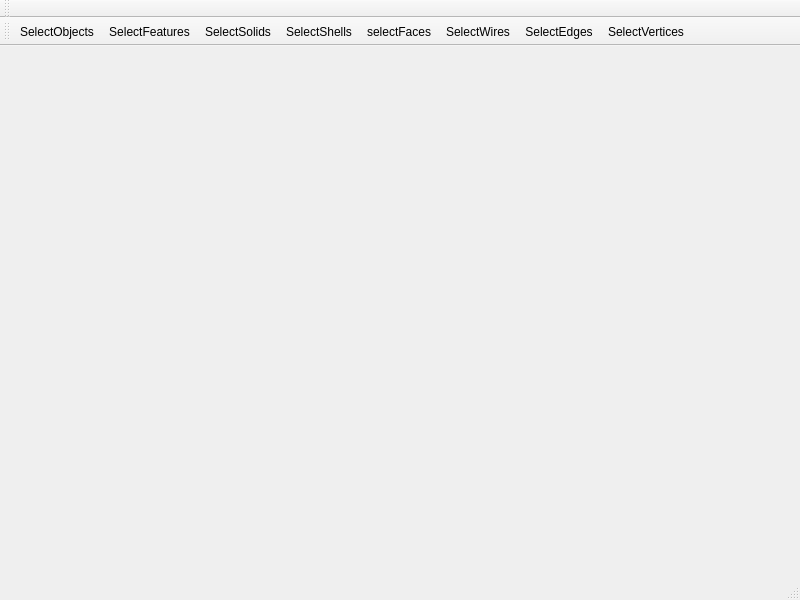
Qt form mainwindow.ui (blobfish/cadseer) before a commit.
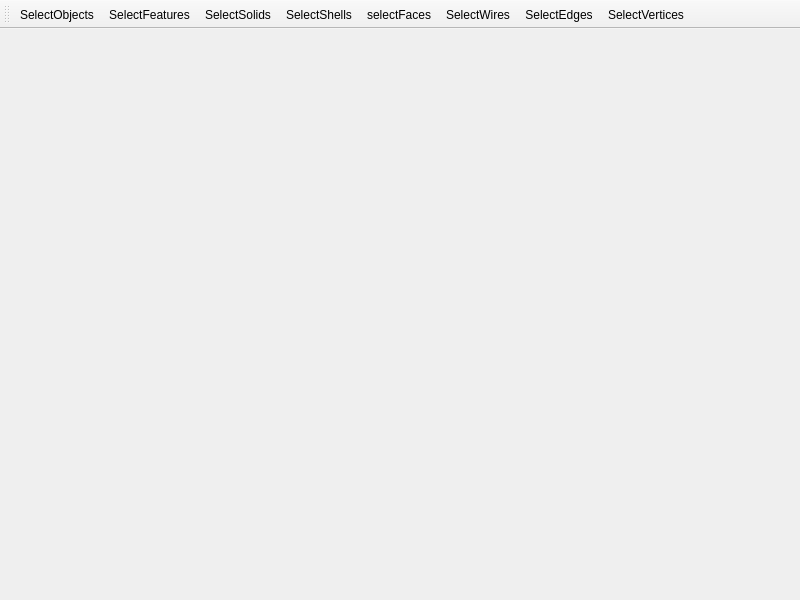
The same form after that commit. Icons and pictures are not drawn.

```diff
--- a/mainwindow.ui
+++ b/mainwindow.ui
@@ -14,18 +14,6 @@
    <string>MainWindow</string>
   </property>
   <widget class="QWidget" name="centralwidget"/>
-  <widget class="QStatusBar" name="statusbar"/>
-  <widget class="QToolBar" name="toolBar">
-   <property name="windowTitle">
-    <string>toolBar</string>
-   </property>
-   <attribute name="toolBarArea">
-    <enum>TopToolBarArea</enum>
-   </attribute>
-   <attribute name="toolBarBreak">
-    <bool>false</bool>
-   </attribute>
-  </widget>
   <widget class="QToolBar" name="toolBar_2">
    <property name="windowTitle">
     <string>toolBar_2</string>
@@ -40,7 +28,7 @@
     <enum>TopToolBarArea</enum>
    </attribute>
    <attribute name="toolBarBreak">
-    <bool>true</bool>
+    <bool>false</bool>
    </attribute>
    <addaction name="actionSelectObjects"/>
    <addaction name="actionSelectFeatures"/>
```
